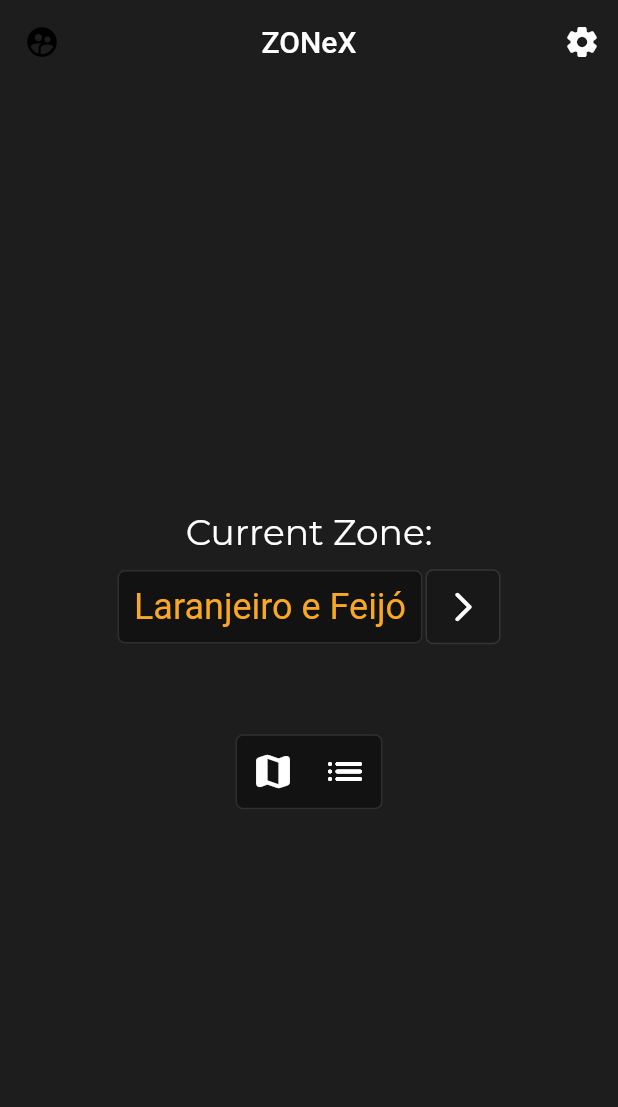
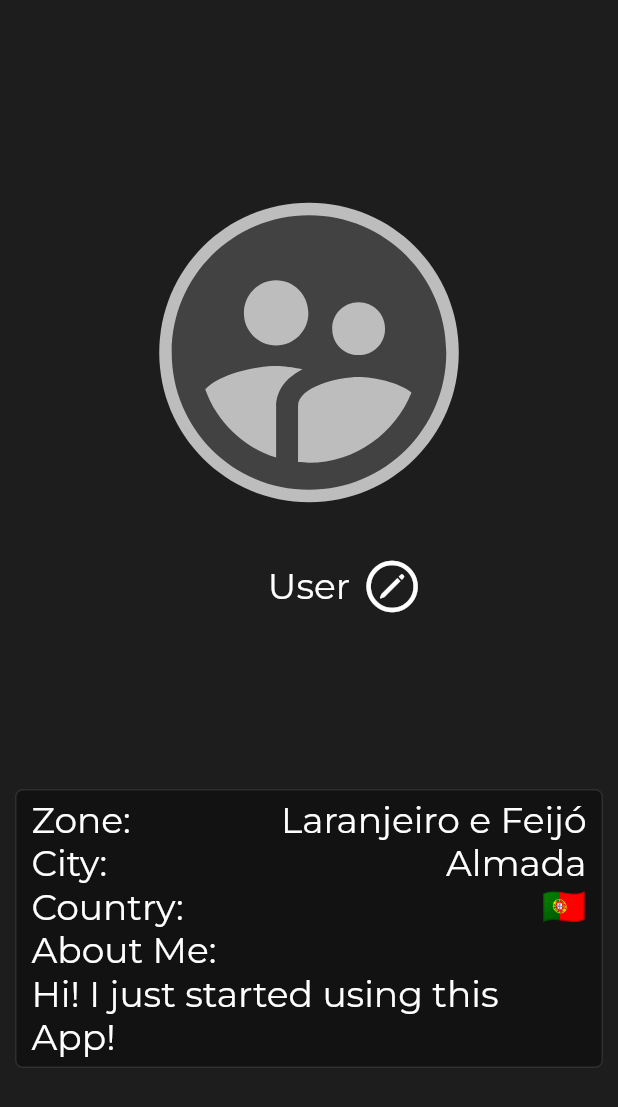
Before and after one commit to TiagoNunesFCT/IPM, a Flutter app: the screen it shows after launch, after a tap on the "supervised user circle" icon, on a phone screen of 412 x 824 dp. Shown: the top 1107 px of the screen. Run offline on Flutter 3.47's test engine with Material 2 defaults, Android fonts, the light colour scheme and no system bars; Roboto replaces fonts that are missing (Nasalization); project files that could hold a hidden picture were left out.

Commit message:
Added User Screen with prototype layout

```diff
--- a/lib/mainScreen.dart
+++ b/lib/mainScreen.dart
@@ -2,6 +2,7 @@ import 'dart:async';
 
 import 'package:flutter/material.dart';
 import 'package:zone/rover.dart';
+import 'package:zone/userScreen.dart';
 
 import 'genericPage.dart';
 
@@ -34,7 +35,12 @@ class _MainPageState extends GenericPageState {
             child: Builder(
               builder: (context) => IconButton(
                 icon: Icon(Icons.supervised_user_circle_rounded),
-                onPressed: () => Scaffold.of(context).openDrawer(),
+                onPressed: () {
+                Navigator.push(
+                context,
+                MaterialPageRoute(builder: (context) => UserPage()),
+              );
+  },
               ),
             ),
           ),
--- /dev/null
+++ b/lib/userScreen.dart
@@ -0,0 +1,183 @@
+import 'dart:async';
+
+import 'package:flutter/cupertino.dart';
+import 'package:flutter/material.dart';
+
+import 'genericPage.dart';
+
+// ignore: must_be_immutable
+class UserPage extends GenericPage {
+  //empty constructor, there isn't much we can do here
+  UserPage();
+
+  @override
+  _UserPageState createState() => new _UserPageState();
+}
+
+class _UserPageState extends GenericPageState {
+  @override
+  void initState() {
+    super.initState();
+  }
+
+  String userName = "User";
+  String zoneName = "Laranjeiro e Feijó";
+  String cityName = "Almada";
+  String countryName = "🇵🇹";
+  String userDesc = "Hi! I just started using this App!";
+
+  //Build the widget
+  @override
+  Widget build(BuildContext context) {
+    Widget page = Scaffold(
+        body: Center(
+            child: Container(
+      width: double.infinity,
+      height: double.infinity,
+      color: const Color(0xFF1D1D1D),
+      child: Column(
+        crossAxisAlignment: CrossAxisAlignment.center,
+        mainAxisAlignment: MainAxisAlignment.spaceEvenly,
+        children: [
+          Column(mainAxisSize: MainAxisSize.min, children: [
+            IconButton(
+                iconSize: 240,
+                icon: Stack(alignment: Alignment.center, children: [
+                  Icon(
+                    Icons.circle,
+                    color: Colors.grey.shade400,
+                    size: 240,
+                  ),
+                  Icon(
+                    Icons.supervised_user_circle_rounded,
+                    color: Colors.grey.shade800,
+                    size: 220,
+                  )
+                ]),
+                onPressed: () {
+                  /*
+                              DatabaseHelper.instance
+                                  .delete(getWaypoint.waypId);
+                              setState(() => {
+                                    listWaypoints.removeWhere((item) =>
+                                        item.waypId == getWaypoint.waypId)
+                                  });
+                            */
+                }),
+            Row(mainAxisSize: MainAxisSize.min, children: [              IconButton(
+              icon: Icon(CupertinoIcons.pencil_circle),
+              onPressed: () {},
+              iconSize: 40,
+              color: const Color(0xFF1D1D1D),
+            ),
+              Text(
+                userName,
+                style: TextStyle(
+                  fontFamily: "Montserrat",
+                  fontSize: 24,
+                  color: Colors.white,
+                ),
+              ),
+              IconButton(
+                icon: Icon(CupertinoIcons.pencil_circle),
+                onPressed: () {},
+                iconSize: 40,
+                color: Colors.white,
+              )
+            ])
+          ]),
+          Container(margin:EdgeInsets.fromLTRB(10, 0, 10, 5),padding: EdgeInsets.fromLTRB(10, 5, 10, 5),
+              decoration: new BoxDecoration(
+                shape: BoxShape.rectangle,
+                borderRadius: BorderRadius.circular(5),
+                color: Colors.black38,
+                border: new Border.all(
+                  color: Colors.white12,
+                  width: 1.0,
+                ),
+              ),
+              child: Column(mainAxisSize: MainAxisSize.min, children: [
+                Row(mainAxisAlignment: MainAxisAlignment.spaceBetween, children: [
+                  Text("Zone:",
+                      style: TextStyle(
+                        fontFamily: "Montserrat",
+                        fontSize: 24,
+                        color: Colors.white,
+                      )),
+                  Text(zoneName,
+                      style: TextStyle(
+                        fontFamily: "Montserrat",
+                        fontSize: 24,
+                        color: Colors.white,
+                      ))
+                ]),
+                Row(mainAxisAlignment: MainAxisAlignment.spaceBetween, children: [
+                  Text("City:",
+                      style: TextStyle(
+                        fontFamily: "Montserrat",
+                        fontSize: 24,
+                        color: Colors.white,
+                      )),
+                  Text(cityName,
+                      style: TextStyle(
+                        fontFamily: "Montserrat",
+                        fontSize: 24,
+                        color: Colors.white,
+                      ))
+                ]),
+                Row(mainAxisAlignment: MainAxisAlignment.spaceBetween, children: [
+                  Text("Country:",
+                      style: TextStyle(
+                        fontFamily: "Montserrat",
+                        fontSize: 24,
+                        color: Colors.white,
+                      )),
+                  Text(countryName,
+                      style: TextStyle(
+                        fontFamily: "Montserrat",
+                        fontSize: 24,
+                        color: Colors.white,
+                      ))
+                ]),
+                Text("About Me: \n" + userDesc,
+                    style: TextStyle(
+                      fontFamily: "Montserrat",
+                      fontSize: 24,
+                      color: Colors.white,
+                    ))
+              ]))
+        ],
+      ),
+    )));
+    return page;
+  }
+}
+
+Color ratingToColor(String color) {
+  switch (color) {
+    case "Horrible":
+      return Colors.red.shade900;
+      break;
+    case "Bad":
+      return Colors.orange.shade900;
+      break;
+    case "Unpleasant":
+      return Colors.orange.shade700;
+      break;
+    case "Average":
+      return Colors.yellow.shade800;
+      break;
+    case "Pleasant":
+      return Colors.yellowAccent.shade400;
+      break;
+    case "Good":
+      return Colors.lightGreenAccent;
+      break;
+    case "Very Good":
+      return Colors.lightGreen.shade600;
+      break;
+    default:
+      return Colors.cyanAccent;
+      break;
+  }
+}
```
